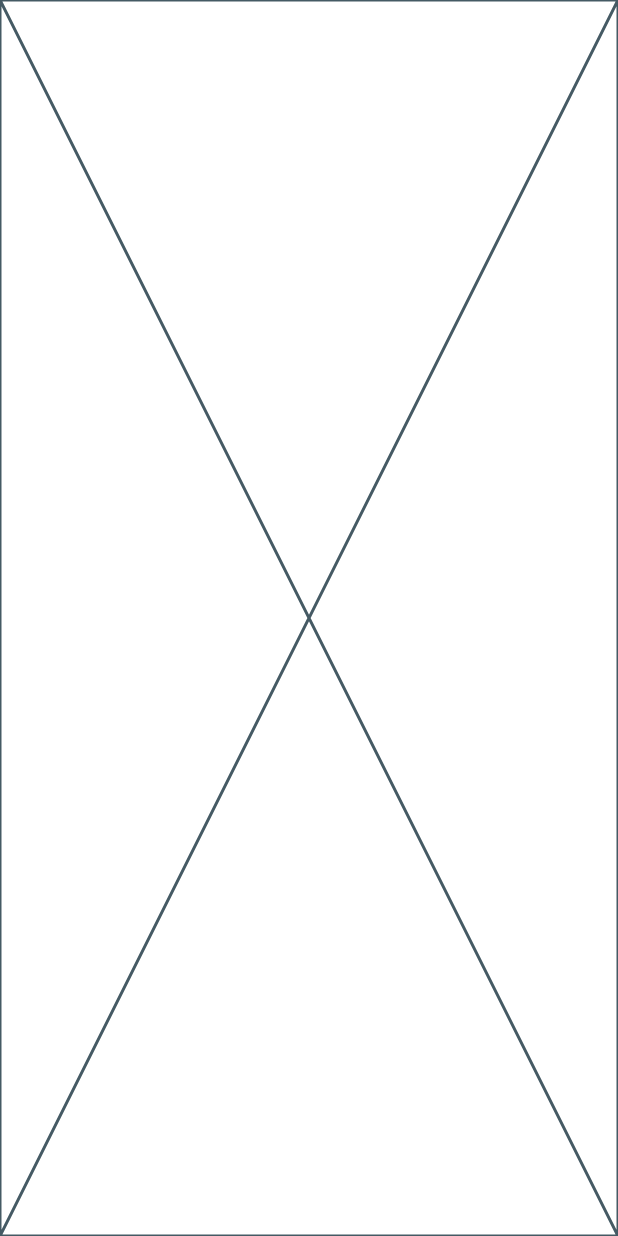
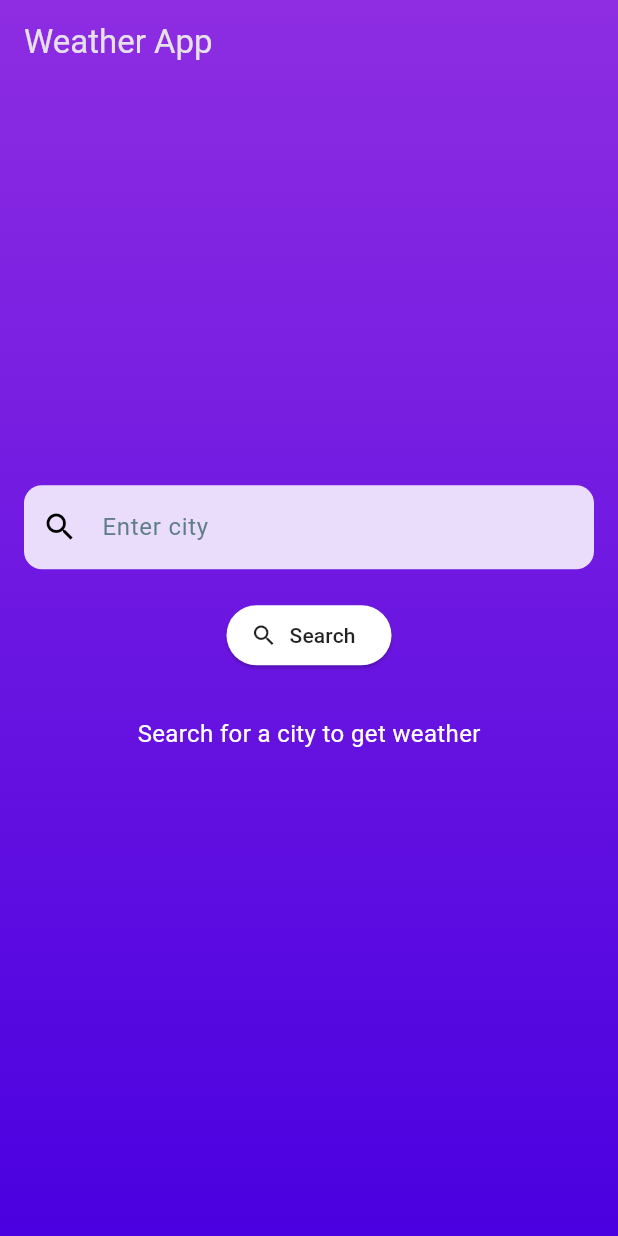
Before and after one commit to kapilsharma420/weather_app, a Flutter app: the screen it shows after launch, on a phone screen of 412 x 824 dp. Run offline on Flutter 3.47's test engine with Material 3 defaults, Android fonts, the phone set to English and light mode, and no system bars.

Commit message:
weather app done

```diff
--- a/analysis_options.yaml
+++ b/analysis_options.yaml
@@ -7,7 +7,7 @@
 
 # The following line activates a set of recommended lints for Flutter apps,
 # packages, and plugins designed to encourage good coding practices.
-include: package:flutter_lints/flutter.yaml
+# include: package:flutter_lints/flutter.yaml
 
 linter:
   # The lint rules applied to this project can be customized in the
--- a/lib/main.dart
+++ b/lib/main.dart
@@ -1,19 +1,26 @@
 import 'package:flutter/material.dart';
-import 'package:whether_app/screen/homescreen.dart';
+import 'package:http/http.dart' as http;
+import 'dart:convert';
+
+import 'package:whether_app/screen/weather_screen.dart';
 
 void main() {
-  runApp(const MyApp());
+  runApp(const WeatherApp());
 }
 
-class MyApp extends StatelessWidget {
-  const MyApp({super.key});
+class WeatherApp extends StatelessWidget {
+  const WeatherApp({super.key});
 
   @override
   Widget build(BuildContext context) {
     return MaterialApp(
       debugShowCheckedModeBanner: false,
-      title: 'weather app',
-      home: Homescreen(),
+      title: 'Weather App',
+      theme: ThemeData.dark().copyWith(
+        primaryColor: Colors.blueAccent,
+        scaffoldBackgroundColor: Colors.black,
+      ),
+      home: WeatherHomePage(),
     );
   }
 }
--- a/lib/screen/homescreen.dart
+++ /dev/null
@@ -1,15 +0,0 @@
-import 'package:flutter/material.dart';
-
-class Homescreen extends StatefulWidget {
-  const Homescreen({super.key});
-
-  @override
-  State<Homescreen> createState() => _HomescreenState();
-}
-
-class _HomescreenState extends State<Homescreen> {
-  @override
-  Widget build(BuildContext context) {
-    return const Placeholder();
-  }
-}
--- /dev/null
+++ b/lib/screen/weather_screen.dart
@@ -0,0 +1,340 @@
+import 'dart:convert';
+import 'package:flutter/material.dart';
+import 'package:http/http.dart' as http;
+import 'package:intl/intl.dart';
+
+class WeatherHomePage extends StatefulWidget {
+  const WeatherHomePage({super.key});
+
+  @override
+  State<WeatherHomePage> createState() => _WeatherHomePageState();
+}
+
+class _WeatherHomePageState extends State<WeatherHomePage> {
+
+List<String> allCities = [
+  // Major Indian cities
+  'Delhi',
+  'Mumbai',
+  'Bengaluru',
+  'Hyderabad',
+  'Chennai',
+  'Kolkata',
+  'Ahmedabad',
+  'Pune',
+  'Jaipur',
+  'Surat',
+  'Lucknow',
+  'Kanpur',
+  'Nagpur',
+  'Indore',
+  'Thane',
+  'Bhopal',
+  'Visakhapatnam',
+  'Patna',
+  'Vadodara',
+  'Ghaziabad',
+  'Ludhiana',
+  'Agra',
+  'Nashik',
+  'Faridabad',
+  'Meerut',
+  'Rajkot',
+  'Varanasi',
+  'Amritsar',
+  'Ranchi',
+  'Guwahati',
+  'Chandigarh',
+  'Jodhpur',
+  'Coimbatore',
+  'Vijayawada',
+  'Mysuru',
+  'Madurai',
+  'Raipur',
+  'Dehradun',
+  'Noida',
+  'Jabalpur',
+  'Gwalior',
+  'Kochi',
+  'Trivandrum',
+  'Bhubaneshwar',
+  'Jamshedpur',
+  'Udaipur',
+  'Haridwar',
+  'Shimla',
+  'Manali',
+  'Mangalore',
+
+  // Haryana districts
+  'Ambala',
+  'Bhiwani',
+  'Charkhi Dadri',
+  'Faridabad',
+  'Fatehabad',
+  'Gurugram',
+  'Hisar',
+  'Jhajjar',
+  'Jind',
+  'Kaithal',
+  'Karnal',
+  'Kurukshetra',
+  'Mahendragarh',
+  'Nuh',
+  'Palwal',
+  'Panchkula',
+  'Panipat',
+  'Rewari',
+  'Rohtak',
+  'Sirsa',
+  'Sonipat',
+  'Yamunanagar',
+];
+List<String> filteredCities = [];
+  final TextEditingController _cityController = TextEditingController();
+  Map<String, dynamic>? _weatherData;
+  bool _isLoading = false;
+
+  Future<void> fetchWeather(String city) async {
+    if (city.isEmpty) return;
+
+    setState(() {
+      _isLoading = true;
+      _weatherData = null;
+    });
+
+    const apiKey = '105423fbdd8f398a18bd5d80ca642ec8';
+    final url =
+        'https://api.openweathermap.org/data/2.5/weather?q=$city&appid=$apiKey&units=metric';
+
+    try {
+      final response = await http.get(Uri.parse(url));
+      if (response.statusCode == 200) {
+        final data = json.decode(response.body);
+        final int timezoneOffset = data['timezone']; // in seconds
+        setState(() {
+          _weatherData = data;
+        });
+      } else {
+        ScaffoldMessenger.of(
+          context,
+        ).showSnackBar(const SnackBar(content: Text('City not found.')));
+      }
+    } catch (e) {
+      ScaffoldMessenger.of(
+        context,
+      ).showSnackBar(const SnackBar(content: Text('Error fetching weather.')));
+    } finally {
+      setState(() => _isLoading = false);
+    }
+  }
+String getFormattedDate(int timezoneOffset) {
+  final nowUtc = DateTime.now().toUtc();
+  final cityTime = nowUtc.add(Duration(seconds: timezoneOffset));
+  return DateFormat.yMMMMEEEEd().add_jm().format(cityTime);
+}
+  // String getFormattedDate() {
+  //   return DateFormat.yMMMMEEEEd().add_jm().format(DateTime.now());
+  // }
+
+  @override
+  Widget build(BuildContext context) {
+    return Scaffold(
+      appBar: AppBar(
+        title: const Text('Weather App'),
+        backgroundColor: Colors.transparent,
+        elevation: 0,
+      ),
+      extendBodyBehindAppBar: true,
+      body: Container(
+        decoration: const BoxDecoration(
+          gradient: LinearGradient(
+            colors: [Color(0xFF8E2DE2), Color(0xFF4A00E0)], // Purple Gradient
+            begin: Alignment.topCenter,
+            end: Alignment.bottomCenter,
+          ),
+        ),
+        padding: const EdgeInsets.all(16),
+        child: Column(
+          mainAxisAlignment: MainAxisAlignment.center,
+          children: [
+           TextField(
+  controller: _cityController,
+  style: const TextStyle(color: Colors.black),
+  decoration: InputDecoration(
+    hintText: 'Enter city',
+    hintStyle: const TextStyle(color: Colors.blueGrey),
+    filled: true,
+    fillColor: Colors.white.withOpacity(0.85),
+    prefixIcon: const Icon(Icons.search, color: Colors.black),
+    border: OutlineInputBorder(
+      borderRadius: BorderRadius.circular(12),
+      borderSide: BorderSide.none,
+    ),
+  ),
+  onChanged: (value) {
+    setState(() {
+      filteredCities = allCities
+          .where((city) =>
+              city.toLowerCase().startsWith(value.toLowerCase()))
+          .toList();
+    });
+  },
+  onSubmitted: (value) {
+    fetchWeather(value);
+    setState(() => filteredCities = []);
+  },
+),
+            if (filteredCities.isNotEmpty)
+  Container(
+    margin: const EdgeInsets.only(top: 8),
+    height: 150,
+    decoration: BoxDecoration(
+      color: Colors.white.withOpacity(0.95),
+      borderRadius: BorderRadius.circular(12),
+    ),
+    child: ListView.builder(
+      itemCount: filteredCities.length,
+      itemBuilder: (context, index) {
+        return ListTile(
+         title: Text(
+  filteredCities[index],
+  style: const TextStyle(color: Colors.black), // Set text color to black
+),
+          onTap: () {
+            _cityController.text = filteredCities[index];
+            fetchWeather(filteredCities[index]);
+            setState(() => filteredCities = []);
+          },
+        );
+      },
+    ),
+  ),
+            const SizedBox(height: 20),
+            ElevatedButton.icon(
+              onPressed: () => fetchWeather(_cityController.text),
+              icon: const Icon(Icons.search),
+              label: const Text('Search'),
+              style: ElevatedButton.styleFrom(
+                backgroundColor: Colors.white,
+                foregroundColor: Colors.black87,
+              ),
+            ),
+            const SizedBox(height: 30),
+            _isLoading
+                ? const CircularProgressIndicator(color: Colors.white)
+                : _weatherData != null
+                ? WeatherCard(
+  data: _weatherData!,
+  dateTime: getFormattedDate(_weatherData!['timezone']),
+)
+                : Center(
+                  child: const Text(
+                    'Search for a city to get weather',
+                    style: TextStyle(color: Colors.white, fontSize: 16),
+                  ),
+                ),
+          ],
+        ),
+      ),
+    );
+  }
+}
+
+class WeatherCard extends StatelessWidget {
+  final Map<String, dynamic> data;
+  final String dateTime;
+
+  const WeatherCard({super.key, required this.data, required this.dateTime});
+
+  @override
+  Widget build(BuildContext context) {
+    final weather = data['weather'][0];
+    final main = data['main'];
+    final wind = data['wind'];
+
+    return Card(
+      color: Colors.white.withOpacity(0.9), // Keep card readable
+      shape: RoundedRectangleBorder(borderRadius: BorderRadius.circular(16)),
+      margin: const EdgeInsets.symmetric(horizontal: 10),
+      child: Padding(
+        padding: const EdgeInsets.all(20),
+        child: Column(
+          children: [
+            Text(
+              data['name'],
+              style: const TextStyle(
+                fontSize: 28,
+                fontWeight: FontWeight.bold,
+                color: Color(0xFF6A0DAD), // Purple text
+              ),
+            ),
+            Text(dateTime, style: const TextStyle(color: Colors.black)),
+            const SizedBox(height: 10),
+            Image.network(
+              'https://openweathermap.org/img/wn/${weather['icon']}@2x.png',
+              width: 80,
+              height: 80,
+            ),
+            Text(
+              "${main['temp']}°C",
+              style: const TextStyle(
+                fontSize: 40,
+                fontWeight: FontWeight.w500,
+                color: Colors.black87,
+              ),
+            ),
+            Text(
+              weather['description'].toString().toUpperCase(),
+              style: const TextStyle(
+                fontSize: 18,
+                fontStyle: FontStyle.italic,
+                color: Colors.black54,
+              ),
+            ),
+            const SizedBox(height: 10),
+            Row(
+              mainAxisAlignment: MainAxisAlignment.spaceAround,
+              children: [
+                WeatherDetail(
+                  icon: Icons.water_drop,
+                  label: 'Humidity',
+                  value: "${main['humidity']}%",
+                ),
+                WeatherDetail(
+                  icon: Icons.air,
+                  label: 'Wind',
+                  value: "${wind['speed']} m/s",
+                ),
+              ],
+            ),
+          ],
+        ),
+      ),
+    );
+  }
+}
+
+class WeatherDetail extends StatelessWidget {
+  final IconData icon;
+  final String label;
+  final String value;
+
+  const WeatherDetail({
+    super.key,
+    required this.icon,
+    required this.label,
+    required this.value,
+  });
+
+  @override
+  Widget build(BuildContext context) {
+    return Column(
+      children: [
+        Icon(icon, color: Colors.blueGrey),
+        const SizedBox(height: 4),
+        Text(label, style: const TextStyle(fontSize: 14)),
+        Text(value, style: const TextStyle(fontWeight: FontWeight.bold)),
+      ],
+    );
+  }
+}
--- a/pubspec.yaml
+++ b/pubspec.yaml
@@ -37,6 +37,7 @@ dependencies:
   http: ^1.3.0
   google_fonts: ^6.2.1
   flutter_typeahead: ^5.2.0
+  intl: ^0.18.0
 
 dev_dependencies:
   flutter_test:
```
Also changed, not shown: pubspec.lock, 1 other file.
